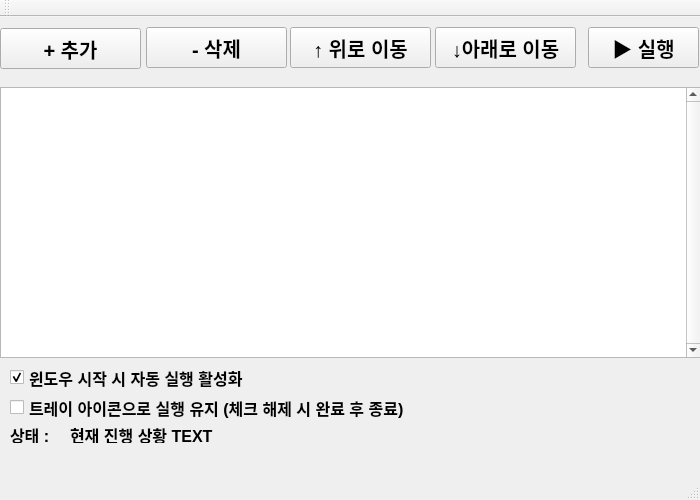
First picture: the form in Qt_Widgets_App_RoutineAutomator/Qt_Widgets_App_RoutineAutomator/Qt_Widgets_App_RoutineAutomator.ui, repository dndjd321/RoutineAutomator, before the edit.
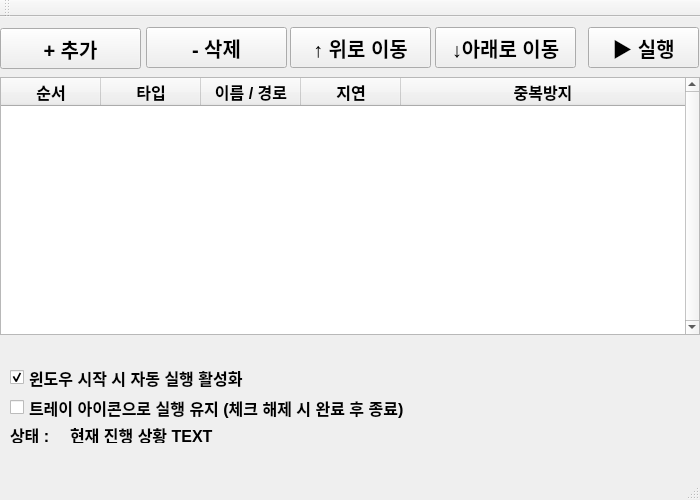
Second picture: the form after the edit.

```diff
--- a/Qt_Widgets_App_RoutineAutomator/Qt_Widgets_App_RoutineAutomator/Qt_Widgets_App_RoutineAutomator.ui
+++ b/Qt_Widgets_App_RoutineAutomator/Qt_Widgets_App_RoutineAutomator/Qt_Widgets_App_RoutineAutomator.ui
@@ -20,28 +20,6 @@
    <string>RoutineAutomator</string>
   </property>
   <widget class="QWidget" name="centralWidget">
-   <widget class="QListWidget" name="qlw_procsList">
-    <property name="geometry">
-     <rect>
-      <x>0</x>
-      <y>70</y>
-      <width>701</width>
-      <height>271</height>
-     </rect>
-    </property>
-    <property name="verticalScrollBarPolicy">
-     <enum>Qt::ScrollBarPolicy::ScrollBarAlwaysOn</enum>
-    </property>
-    <property name="horizontalScrollBarPolicy">
-     <enum>Qt::ScrollBarPolicy::ScrollBarAlwaysOff</enum>
-    </property>
-    <property name="selectionBehavior">
-     <enum>QAbstractItemView::SelectionBehavior::SelectRows</enum>
-    </property>
-    <property name="itemAlignment">
-     <set>Qt::AlignmentFlag::AlignCenter</set>
-    </property>
-   </widget>
    <widget class="QPushButton" name="pbtn_addProc">
     <property name="geometry">
      <rect>
@@ -216,6 +194,68 @@
      <string>현재 진행 상황 TEXT</string>
     </property>
    </widget>
+   <widget class="QTreeWidget" name="tw_procList">
+    <property name="geometry">
+     <rect>
+      <x>0</x>
+      <y>60</y>
+      <width>700</width>
+      <height>258</height>
+     </rect>
+    </property>
+    <property name="verticalScrollBarPolicy">
+     <enum>Qt::ScrollBarPolicy::ScrollBarAlwaysOn</enum>
+    </property>
+    <property name="horizontalScrollBarPolicy">
+     <enum>Qt::ScrollBarPolicy::ScrollBarAlwaysOff</enum>
+    </property>
+    <property name="columnCount">
+     <number>5</number>
+    </property>
+    <attribute name="headerCascadingSectionResizes">
+     <bool>true</bool>
+    </attribute>
+    <column>
+     <property name="text">
+      <string>순서</string>
+     </property>
+     <property name="textAlignment">
+      <set>AlignCenter</set>
+     </property>
+    </column>
+    <column>
+     <property name="text">
+      <string>타입</string>
+     </property>
+     <property name="textAlignment">
+      <set>AlignCenter</set>
+     </property>
+    </column>
+    <column>
+     <property name="text">
+      <string>이름 / 경로</string>
+     </property>
+     <property name="textAlignment">
+      <set>AlignCenter</set>
+     </property>
+    </column>
+    <column>
+     <property name="text">
+      <string>지연</string>
+     </property>
+     <property name="textAlignment">
+      <set>AlignCenter</set>
+     </property>
+    </column>
+    <column>
+     <property name="text">
+      <string>중복방지</string>
+     </property>
+     <property name="textAlignment">
+      <set>AlignCenter</set>
+     </property>
+    </column>
+   </widget>
   </widget>
   <widget class="QMenuBar" name="menuBar">
    <property name="geometry">
```
